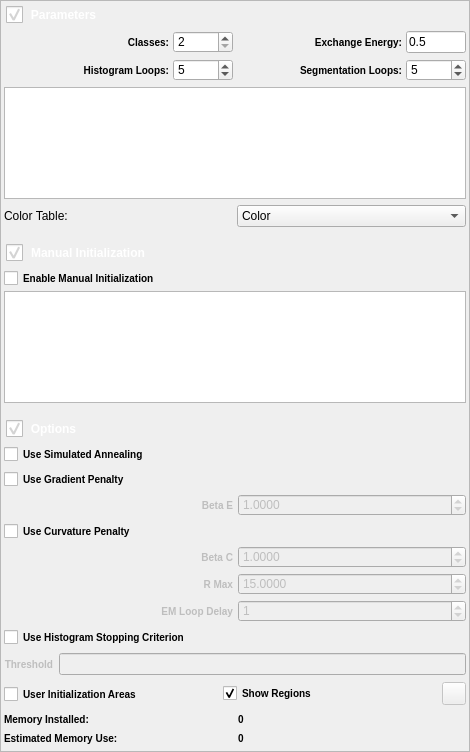
First picture: the form in Source/Plugins/EMMPM/FilterParameterWidgets/UI_Files/EMMPMWidget.ui, repository BlueQuartzSoftware/DREAM3D, before the edit.
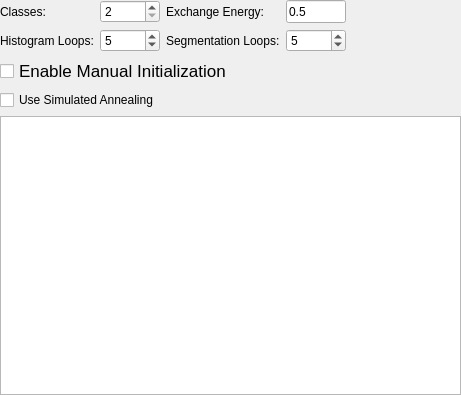
Second picture: the form after the edit. Icons and pictures are not drawn. Custom widgets are drawn as their Qt base class.

Commit message: Further work on EMMPMWidget, EMMPMFilterParameter, and the EMMPM filters.

```diff
--- a/Source/Plugins/EMMPM/FilterParameterWidgets/UI_Files/EMMPMWidget.ui
+++ b/Source/Plugins/EMMPM/FilterParameterWidgets/UI_Files/EMMPMWidget.ui
@@ -6,18 +6,18 @@
    <rect>
     <x>0</x>
     <y>0</y>
-    <width>470</width>
-    <height>752</height>
+    <width>461</width>
+    <height>395</height>
    </rect>
   </property>
   <property name="windowTitle">
    <string>EMMPM Widget</string>
   </property>
   <property name="frameShape">
-   <enum>QFrame::StyledPanel</enum>
+   <enum>QFrame::NoFrame</enum>
   </property>
   <property name="frameShadow">
-   <enum>QFrame::Raised</enum>
+   <enum>QFrame::Plain</enum>
   </property>
   <layout class="QGridLayout" name="gridLayout">
    <property name="leftMargin">
@@ -32,8 +32,13 @@
    <property name="bottomMargin">
     <number>0</number>
    </property>
-   <item row="2" column="0">
-    <widget class="QtSDisclosableGroupBox" name="optionsGroupBox">
+   <item row="0" column="0">
+    <layout class="QGridLayout" name="gridLayout_4">
+     <property name="bottomMargin">
+      <number>0</number>
+     </property>
+     <item row="0" column="0">
+      <widget class="QLabel" name="label_12">
      <property name="sizePolicy">
       <sizepolicy hsizetype="Preferred" vsizetype="Preferred">
        <horstretch>0</horstretch>
@@ -42,635 +47,26 @@
      </property>
      <property name="minimumSize">
       <size>
-       <width>235</width>
-       <height>0</height>
-      </size>
-     </property>
-     <property name="styleSheet">
-      <string notr="true">QGroupBox
-{
-/*background-color: qlineargradient(x1: 0, y1: 0, x2: 0, y2: 1, stop: 0 #FFFFFF, stop: 1 #DCDCDC); */
-background-image: url(:/DisclosableGroupBoxHeader.png);
-background-position: top ;
-background-repeat: repeat-x;
-padding: 30 0 0 0px;
-font: 85% italic 12pt &quot;Arial&quot;;
-font-weight: bold;
-border: 0px solid gray;
-margin: 0px;
-color: white;
-}
- 
-QGroupBox::title
-{    
-subcontrol-origin: padding;    
-subcontrol-position: top left;    
-padding: 5 5px;    
-background-color: rgba(255, 255, 255, 0);
-}
-QGroupBox::indicator {    
-width: 17px;    
-height: 17px;
-}
-
-QGroupBox::indicator:unchecked {
- image: url(:/bullet_triangle_grey.png);
-}
-QGroupBox::indicator:unchecked:pressed {
- image: url(:/bullet_triangle_grey.png);
-}
-QGroupBox::indicator:checked { 
-image: url(:/bullet_triangle_grey_down.png);
-}
-QGroupBox::indicator:checked:pressed { 
-image: url(:/bullet_triangle_grey_down.png);
-}
-</string>
-     </property>
-     <property name="title">
-      <string>Options</string>
-     </property>
-     <property name="flat">
-      <bool>false</bool>
-     </property>
-     <property name="checkable">
-      <bool>true</bool>
-     </property>
-     <layout class="QVBoxLayout" name="verticalLayout_2">
-      <property name="leftMargin">
-       <number>3</number>
-      </property>
-      <property name="topMargin">
-       <number>0</number>
-      </property>
-      <property name="rightMargin">
-       <number>3</number>
-      </property>
-      <property name="bottomMargin">
-       <number>6</number>
-      </property>
-      <item>
-       <layout class="QHBoxLayout" name="horizontalLayout_10">
-        <property name="bottomMargin">
-         <number>0</number>
-        </property>
-        <item>
-         <widget class="QCheckBox" name="useSimulatedAnnealing">
-          <property name="styleSheet">
-           <string notr="true">QCheckBox {
-font-weight: bold;
-font-size: 10px;
-}</string>
-          </property>
-          <property name="text">
-           <string>Use Simulated Annealing</string>
-          </property>
-         </widget>
-        </item>
-       </layout>
-      </item>
-      <item>
-       <layout class="QGridLayout" name="gridLayout_11">
-        <property name="bottomMargin">
-         <number>0</number>
-        </property>
-        <property name="spacing">
-         <number>5</number>
-        </property>
-        <item row="1" column="0" colspan="2">
-         <widget class="QCheckBox" name="useGradientPenalty">
-          <property name="toolTip">
-           <string>Use the Gradient or Edge penalty function</string>
-          </property>
-          <property name="statusTip">
-           <string>Use the Gradient or Edge penalty function</string>
-          </property>
-          <property name="styleSheet">
-           <string notr="true">QCheckBox {
-font-weight: bold;
-font-size: 10px;
-}</string>
-          </property>
-          <property name="text">
-           <string>Use Gradient Penalty</string>
-          </property>
-         </widget>
-        </item>
-        <item row="2" column="1">
-         <widget class="QDoubleSpinBox" name="gradientBetaE">
-          <property name="enabled">
-           <bool>false</bool>
-          </property>
-          <property name="minimumSize">
-           <size>
-            <width>50</width>
-            <height>0</height>
-           </size>
-          </property>
-          <property name="toolTip">
-           <string>The weight of the Gradient or Edge cost</string>
-          </property>
-          <property name="statusTip">
-           <string>The weight of the Gradient or Edge cost</string>
-          </property>
-          <property name="decimals">
-           <number>4</number>
-          </property>
-          <property name="maximum">
-           <double>9999.989999999999782</double>
-          </property>
-          <property name="value">
-           <double>1.000000000000000</double>
-          </property>
-         </widget>
-        </item>
-        <item row="2" column="0">
-         <widget class="QLabel" name="betaELabel">
-          <property name="enabled">
-           <bool>false</bool>
-          </property>
-          <property name="toolTip">
-           <string>The weight of the Gradient or Edge cost</string>
-          </property>
-          <property name="statusTip">
-           <string>The weight of the Gradient or Edge cost</string>
-          </property>
-          <property name="styleSheet">
-           <string notr="true">QLabel {
-font-weight: bold;
-font-size: 10px;
-}</string>
-          </property>
-          <property name="text">
-           <string>Beta E</string>
-          </property>
-          <property name="alignment">
-           <set>Qt::AlignRight|Qt::AlignTrailing|Qt::AlignVCenter</set>
-          </property>
-         </widget>
-        </item>
-       </layout>
-      </item>
-      <item>
-       <layout class="QGridLayout" name="gridLayout_12">
-        <property name="bottomMargin">
-         <number>0</number>
-        </property>
-        <property name="spacing">
-         <number>5</number>
-        </property>
-        <item row="0" column="0" colspan="2">
-         <widget class="QCheckBox" name="useCurvaturePenalty">
-          <property name="font">
-           <font>
-            <pointsize>-1</pointsize>
-            <weight>75</weight>
-            <bold>true</bold>
-           </font>
-          </property>
-          <property name="toolTip">
-           <string>Use a Curvature Penalty function</string>
-          </property>
-          <property name="statusTip">
-           <string>Use a Curvature Penalty function</string>
-          </property>
-          <property name="styleSheet">
-           <string notr="true">QCheckBox {
-font-weight: bold;
-font-size: 10px;
-}</string>
-          </property>
-          <property name="text">
-           <string>Use Curvature Penalty</string>
-          </property>
-         </widget>
-        </item>
-        <item row="1" column="0">
-         <widget class="QLabel" name="label_21">
-          <property name="enabled">
-           <bool>false</bool>
-          </property>
-          <property name="toolTip">
-           <string>The weight of the curvature Penalty</string>
-          </property>
-          <property name="statusTip">
-           <string>The weight of the curvature Penalty</string>
-          </property>
-          <property name="styleSheet">
-           <string notr="true">QLabel {
-font-weight: bold;
-font-size: 10px;
-}</string>
-          </property>
-          <property name="text">
-           <string>Beta C</string>
-          </property>
-          <property name="alignment">
-           <set>Qt::AlignRight|Qt::AlignTrailing|Qt::AlignVCenter</set>
-          </property>
-         </widget>
-        </item>
-        <item row="1" column="1">
-         <widget class="QDoubleSpinBox" name="curvatureBetaC">
-          <property name="enabled">
-           <bool>false</bool>
-          </property>
-          <property name="minimumSize">
-           <size>
-            <width>50</width>
-            <height>0</height>
-           </size>
-          </property>
-          <property name="toolTip">
-           <string>The weight of the curvature Penalty</string>
-          </property>
-          <property name="statusTip">
-           <string>The weight of the curvature Penalty</string>
-          </property>
-          <property name="decimals">
-           <number>4</number>
-          </property>
-          <property name="maximum">
-           <double>9999.989999999999782</double>
-          </property>
-          <property name="value">
-           <double>1.000000000000000</double>
-          </property>
-         </widget>
-        </item>
-        <item row="2" column="0">
-         <widget class="QLabel" name="label_22">
-          <property name="enabled">
-           <bool>false</bool>
-          </property>
-          <property name="toolTip">
-           <string>The maximum radius to use for the curvature morphological filter</string>
-          </property>
-          <property name="statusTip">
-           <string>The maximum radius to use for the curvature morphological filter</string>
-          </property>
-          <property name="styleSheet">
-           <string notr="true">QLabel {
-font-weight: bold;
-font-size: 10px;
-}</string>
-          </property>
-          <property name="text">
-           <string>R Max</string>
-          </property>
-          <property name="alignment">
-           <set>Qt::AlignRight|Qt::AlignTrailing|Qt::AlignVCenter</set>
-          </property>
-         </widget>
-        </item>
-        <item row="2" column="1">
-         <widget class="QDoubleSpinBox" name="curvatureRMax">
-          <property name="enabled">
-           <bool>false</bool>
-          </property>
-          <property name="minimumSize">
-           <size>
-            <width>50</width>
-            <height>0</height>
-           </size>
-          </property>
-          <property name="toolTip">
-           <string>The maximum radius to use for the curvature morphological filter</string>
-          </property>
-          <property name="statusTip">
-           <string>The maximum radius to use for the curvature morphological filter</string>
-          </property>
-          <property name="correctionMode">
-           <enum>QAbstractSpinBox::CorrectToPreviousValue</enum>
-          </property>
-          <property name="decimals">
-           <number>4</number>
-          </property>
-          <property name="value">
-           <double>15.000000000000000</double>
-          </property>
-         </widget>
-        </item>
-        <item row="3" column="0">
-         <widget class="QLabel" name="label_23">
-          <property name="enabled">
-           <bool>false</bool>
-          </property>
-          <property name="toolTip">
-           <string>Number of EM loops to delay before applying the curvature penalty</string>
-          </property>
-          <property name="statusTip">
-           <string>Number of EM loops to delay before applying the curvature penalty</string>
-          </property>
-          <property name="styleSheet">
-           <string notr="true">QLabel {
-font-weight: bold;
-font-size: 10px;
-}</string>
-          </property>
-          <property name="text">
-           <string>EM Loop Delay</string>
-          </property>
-          <property name="alignment">
-           <set>Qt::AlignRight|Qt::AlignTrailing|Qt::AlignVCenter</set>
-          </property>
-         </widget>
-        </item>
-        <item row="3" column="1">
-         <widget class="QSpinBox" name="ccostLoopDelay">
-          <property name="enabled">
-           <bool>false</bool>
-          </property>
-          <property name="minimumSize">
-           <size>
-            <width>50</width>
-            <height>0</height>
-           </size>
-          </property>
-          <property name="toolTip">
-           <string>Number of EM loops to delay before applying the curvature penalty</string>
-          </property>
-          <property name="statusTip">
-           <string>Number of EM loops to delay before applying the curvature penalty</string>
-          </property>
-          <property name="minimum">
-           <number>0</number>
-          </property>
-          <property name="value">
-           <number>1</number>
-          </property>
-         </widget>
-        </item>
-       </layout>
-      </item>
-      <item>
-       <layout class="QGridLayout" name="gridLayout_14">
-        <property name="bottomMargin">
-         <number>0</number>
-        </property>
-        <item row="0" column="0" colspan="2">
-         <widget class="QCheckBox" name="useStoppingCriteria">
-          <property name="styleSheet">
-           <string notr="true">QCheckBox {
-font-weight: bold;
-font-size: 10px;
-}</string>
-          </property>
-          <property name="text">
-           <string>Use Histogram Stopping Criterion</string>
-          </property>
-         </widget>
-        </item>
-        <item row="1" column="0">
-         <widget class="QLabel" name="m_StoppingThresholdLabel">
-          <property name="enabled">
-           <bool>false</bool>
-          </property>
-          <property name="styleSheet">
-           <string notr="true">QLabel {
-font-weight: bold;
-font-size: 10px;
-}</string>
-          </property>
-          <property name="text">
-           <string>Threshold</string>
-          </property>
-          <property name="alignment">
-           <set>Qt::AlignRight|Qt::AlignTrailing|Qt::AlignVCenter</set>
-          </property>
-         </widget>
-        </item>
-        <item row="1" column="1">
-         <widget class="QLineEdit" name="m_StoppingThreshold">
-          <property name="enabled">
-           <bool>false</bool>
-          </property>
-          <property name="toolTip">
-           <string>Enter a value for the stopping criteria. When the calculated MSE is less than this value the segmentation will end</string>
-          </property>
-         </widget>
-        </item>
-       </layout>
-      </item>
-      <item>
-       <layout class="QHBoxLayout" name="horizontalLayout_9">
-        <property name="bottomMargin">
-         <number>0</number>
-        </property>
-        <item>
-         <widget class="QCheckBox" name="enableUserDefinedAreas">
-          <property name="minimumSize">
-           <size>
             <width>0</width>
-            <height>26</height>
-           </size>
-          </property>
-          <property name="toolTip">
-           <string>Predefine areas of the image to determine the initial mean and variance for each class.</string>
-          </property>
-          <property name="statusTip">
-           <string>Predefine areas of the image to determine the initial mean and variance for each class.</string>
-          </property>
-          <property name="styleSheet">
-           <string notr="true">QCheckBox {
-font-weight: bold;
-font-size: 10px;
-}</string>
-          </property>
-          <property name="text">
-           <string>User Initialization Areas</string>
-          </property>
-         </widget>
-        </item>
-        <item>
-         <widget class="QCheckBox" name="showUserDefinedAreas">
-          <property name="styleSheet">
-           <string notr="true">QCheckBox {
-font-weight: bold;
-font-size: 10px;
-}</string>
-          </property>
-          <property name="text">
-           <string>Show Regions</string>
-          </property>
-          <property name="checked">
-           <bool>true</bool>
-          </property>
-         </widget>
-        </item>
-        <item>
-         <widget class="QToolButton" name="addUserInitArea">
-          <property name="enabled">
-           <bool>false</bool>
-          </property>
-          <property name="toolTip">
-           <string>User Initialization Lasso button. Click to start a new predefined area.</string>
-          </property>
-          <property name="statusTip">
-           <string>User Initialization Lasso button. Click to start a new predefined area.</string>
-          </property>
-          <property name="text">
-           <string/>
-          </property>
-          <property name="icon">
-           <iconset>
-            <normaloff>:/addUserInitArea.png</normaloff>:/addUserInitArea.png</iconset>
-          </property>
-          <property name="checkable">
-           <bool>true</bool>
-          </property>
-         </widget>
-        </item>
-       </layout>
-      </item>
-      <item>
-       <layout class="QGridLayout" name="gridLayout_13">
-        <property name="bottomMargin">
-         <number>0</number>
-        </property>
-        <item row="0" column="0">
-         <widget class="QLabel" name="label_24">
-          <property name="styleSheet">
-           <string notr="true">QLabel {
-font-weight: bold;
-font-size: 10px;
-}</string>
-          </property>
-          <property name="text">
-           <string>Memory Installed:</string>
-          </property>
-         </widget>
-        </item>
-        <item row="0" column="1">
-         <widget class="QLabel" name="memoryInstalled">
-          <property name="styleSheet">
-           <string notr="true">QLabel {
-font-weight: bold;
-font-size: 10px;
-}</string>
-          </property>
-          <property name="text">
-           <string>0</string>
-          </property>
-         </widget>
-        </item>
-        <item row="1" column="0">
-         <widget class="QLabel" name="label">
-          <property name="styleSheet">
-           <string notr="true">QLabel {
-font-weight: bold;
-font-size: 10px;
-}</string>
-          </property>
-          <property name="text">
-           <string>Estimated Memory Use:</string>
-          </property>
-         </widget>
-        </item>
-        <item row="1" column="1">
-         <widget class="QLabel" name="estimatedMemory">
-          <property name="styleSheet">
-           <string notr="true">QLabel {
-font-weight: bold;
-font-size: 10px;
-}</string>
-          </property>
-          <property name="text">
-           <string>0</string>
-          </property>
-         </widget>
-        </item>
-       </layout>
-      </item>
-     </layout>
-    </widget>
-   </item>
-   <item row="0" column="0">
-    <widget class="QtSDisclosableGroupBox" name="parameters_groupbox">
-     <property name="sizePolicy">
-      <sizepolicy hsizetype="Preferred" vsizetype="Expanding">
-       <horstretch>0</horstretch>
-       <verstretch>0</verstretch>
-      </sizepolicy>
-     </property>
-     <property name="minimumSize">
-      <size>
-       <width>225</width>
        <height>0</height>
       </size>
      </property>
      <property name="styleSheet">
-      <string notr="true">QGroupBox
-{
-/*background-color: qlineargradient(x1: 0, y1: 0, x2: 0, y2: 1, stop: 0 #FFFFFF, stop: 1 #DCDCDC); */
-background-image: url(:/DisclosableGroupBoxHeader.png);
-background-position: top ;
-background-repeat: repeat-x;
-padding: 30 0 0 0px;
-font: 85% italic 12pt &quot;Arial&quot;;
-font-weight: bold;
-border: 0px solid gray;
-margin: 0px;
-color: white;
-}
- 
-QGroupBox::title
-{    
-subcontrol-origin: padding;    
-subcontrol-position: top left;    
-padding: 5 5px;    
-background-color: rgba(255, 255, 255, 0);
-}
-
-QGroupBox::indicator {    
-width: 17px;    
-height: 17px;
-}
-
-QGroupBox::indicator:unchecked {
- image: url(:/bullet_triangle_grey.png);
-}
-QGroupBox::indicator:unchecked:pressed {
- image: url(:/bullet_triangle_grey.png);
-}
-QGroupBox::indicator:checked { 
-image: url(:/bullet_triangle_grey_down.png);
-}
-QGroupBox::indicator:checked:pressed { 
-image: url(:/bullet_triangle_grey_down.png);
-}
-</string>
-     </property>
-     <property name="title">
-      <string>Parameters</string>
-     </property>
-     <property name="flat">
-      <bool>true</bool>
-     </property>
-     <property name="checkable">
-      <bool>true</bool>
-     </property>
-     <layout class="QGridLayout" name="gridLayout_15">
-      <property name="leftMargin">
-       <number>3</number>
-      </property>
-      <property name="topMargin">
-       <number>0</number>
-      </property>
-      <property name="rightMargin">
-       <number>3</number>
-      </property>
-      <property name="bottomMargin">
-       <number>6</number>
-      </property>
-      <property name="horizontalSpacing">
-       <number>4</number>
-      </property>
-      <property name="verticalSpacing">
-       <number>6</number>
-      </property>
-      <item row="1" column="1">
-       <widget class="QSpinBox" name="m_EmIterations">
+        <string notr="true"/>
+       </property>
+       <property name="text">
+        <string>Classes:</string>
+       </property>
+       <property name="scaledContents">
+        <bool>false</bool>
+       </property>
+       <property name="alignment">
+        <set>Qt::AlignLeading|Qt::AlignLeft|Qt::AlignVCenter</set>
+       </property>
+      </widget>
+     </item>
+     <item row="0" column="3">
+      <widget class="QLineEdit" name="m_Beta">
         <property name="sizePolicy">
          <sizepolicy hsizetype="Fixed" vsizetype="Preferred">
           <horstretch>0</horstretch>
@@ -693,50 +89,10 @@
          <string>The number of EM Loops to use when segmenting</string>
         </property>
         <property name="statusTip">
-         <string>The number of EM Loops to use when segmenting</string>
-        </property>
-        <property name="minimum">
-         <number>0</number>
-        </property>
-        <property name="maximum">
-         <number>32000</number>
-        </property>
-        <property name="value">
-         <number>5</number>
-        </property>
-       </widget>
-      </item>
-      <item row="1" column="0">
-       <widget class="QLabel" name="label_11">
-        <property name="sizePolicy">
-         <sizepolicy hsizetype="Preferred" vsizetype="Preferred">
-          <horstretch>0</horstretch>
-          <verstretch>0</verstretch>
-         </sizepolicy>
-        </property>
-        <property name="minimumSize">
-         <size>
-          <width>0</width>
-          <height>0</height>
-         </size>
-        </property>
-        <property name="toolTip">
-         <string>The number of EM Loops to use when segmenting</string>
-        </property>
-        <property name="statusTip">
-         <string>The number of EM Loops to use when segmenting</string>
-        </property>
-        <property name="styleSheet">
-         <string notr="true">QLabel {
-font-weight: bold;
-font-size: 10px;
-}</string>
+        <string/>
         </property>
         <property name="text">
-         <string>Histogram Loops:</string>
-        </property>
-        <property name="alignment">
-         <set>Qt::AlignRight|Qt::AlignTrailing|Qt::AlignVCenter</set>
+        <string>0.5</string>
         </property>
        </widget>
       </item>
@@ -777,6 +133,118 @@
         </property>
        </widget>
       </item>
+     <item row="0" column="2">
+      <widget class="QLabel" name="label_8">
+       <property name="sizePolicy">
+        <sizepolicy hsizetype="Preferred" vsizetype="Preferred">
+         <horstretch>0</horstretch>
+         <verstretch>0</verstretch>
+        </sizepolicy>
+       </property>
+       <property name="minimumSize">
+        <size>
+         <width>0</width>
+         <height>0</height>
+        </size>
+       </property>
+       <property name="toolTip">
+        <string/>
+       </property>
+       <property name="statusTip">
+        <string/>
+       </property>
+       <property name="styleSheet">
+        <string notr="true"/>
+       </property>
+       <property name="text">
+        <string>Exchange Energy:</string>
+       </property>
+       <property name="alignment">
+        <set>Qt::AlignLeading|Qt::AlignLeft|Qt::AlignVCenter</set>
+       </property>
+      </widget>
+     </item>
+     <item row="0" column="4">
+      <spacer name="horizontalSpacer">
+       <property name="orientation">
+        <enum>Qt::Horizontal</enum>
+       </property>
+       <property name="sizeHint" stdset="0">
+        <size>
+         <width>40</width>
+         <height>20</height>
+        </size>
+       </property>
+      </spacer>
+     </item>
+     <item row="1" column="0">
+      <widget class="QLabel" name="label_11">
+       <property name="sizePolicy">
+        <sizepolicy hsizetype="Preferred" vsizetype="Preferred">
+         <horstretch>0</horstretch>
+         <verstretch>0</verstretch>
+        </sizepolicy>
+       </property>
+       <property name="minimumSize">
+        <size>
+         <width>0</width>
+         <height>0</height>
+        </size>
+       </property>
+       <property name="toolTip">
+        <string/>
+       </property>
+       <property name="statusTip">
+        <string/>
+       </property>
+       <property name="styleSheet">
+        <string notr="true"/>
+       </property>
+       <property name="text">
+        <string>Histogram Loops:</string>
+       </property>
+       <property name="alignment">
+        <set>Qt::AlignLeading|Qt::AlignLeft|Qt::AlignVCenter</set>
+       </property>
+      </widget>
+     </item>
+     <item row="1" column="1">
+      <widget class="QSpinBox" name="m_EmIterations">
+       <property name="sizePolicy">
+        <sizepolicy hsizetype="Fixed" vsizetype="Preferred">
+         <horstretch>0</horstretch>
+         <verstretch>0</verstretch>
+        </sizepolicy>
+       </property>
+       <property name="minimumSize">
+        <size>
+         <width>60</width>
+         <height>0</height>
+        </size>
+       </property>
+       <property name="maximumSize">
+        <size>
+         <width>60</width>
+         <height>16777215</height>
+        </size>
+       </property>
+       <property name="toolTip">
+        <string/>
+       </property>
+       <property name="statusTip">
+        <string/>
+       </property>
+       <property name="minimum">
+        <number>0</number>
+       </property>
+       <property name="maximum">
+        <number>32000</number>
+       </property>
+       <property name="value">
+        <number>5</number>
+       </property>
+      </widget>
+     </item>
       <item row="1" column="2">
        <widget class="QLabel" name="label_10">
         <property name="sizePolicy">
@@ -798,53 +266,13 @@
          <string>The number of MPM Loops to use when Segmenting</string>
         </property>
         <property name="styleSheet">
-         <string notr="true">QLabel {
-font-weight: bold;
-font-size: 10px;
-}</string>
+        <string notr="true"/>
         </property>
         <property name="text">
          <string>Segmentation Loops:</string>
         </property>
         <property name="alignment">
-         <set>Qt::AlignRight|Qt::AlignTrailing|Qt::AlignVCenter</set>
-        </property>
-       </widget>
-      </item>
-      <item row="0" column="0">
-       <widget class="QLabel" name="label_12">
-        <property name="sizePolicy">
-         <sizepolicy hsizetype="Preferred" vsizetype="Preferred">
-          <horstretch>0</horstretch>
-          <verstretch>0</verstretch>
-         </sizepolicy>
-        </property>
-        <property name="minimumSize">
-         <size>
-          <width>0</width>
-          <height>0</height>
-         </size>
-        </property>
-        <property name="toolTip">
-         <string>The number of EM/MPM classes to segment into</string>
-        </property>
-        <property name="statusTip">
-         <string>The number of EM/MPM classes to segment into</string>
-        </property>
-        <property name="styleSheet">
-         <string notr="true">QLabel {
-font-weight: bold;
-font-size: 10px;
-}</string>
-        </property>
-        <property name="text">
-         <string>Classes:</string>
-        </property>
-        <property name="scaledContents">
-         <bool>false</bool>
-        </property>
-        <property name="alignment">
-         <set>Qt::AlignRight|Qt::AlignTrailing|Qt::AlignVCenter</set>
+        <set>Qt::AlignLeading|Qt::AlignLeft|Qt::AlignVCenter</set>
         </property>
        </widget>
       </item>
@@ -885,192 +313,21 @@
         </property>
        </widget>
       </item>
-      <item row="4" column="0" colspan="4">
-       <widget class="QTableView" name="perClassTableView">
-        <property name="autoScroll">
-         <bool>false</bool>
-        </property>
-        <property name="editTriggers">
-         <set>QAbstractItemView::AllEditTriggers</set>
-        </property>
-        <property name="alternatingRowColors">
-         <bool>true</bool>
-        </property>
-        <property name="verticalScrollMode">
-         <enum>QAbstractItemView::ScrollPerPixel</enum>
-        </property>
-        <property name="horizontalScrollMode">
-         <enum>QAbstractItemView::ScrollPerPixel</enum>
-        </property>
-        <attribute name="verticalHeaderVisible">
-         <bool>false</bool>
-        </attribute>
-       </widget>
-      </item>
-      <item row="0" column="2">
-       <widget class="QLabel" name="label_8">
-        <property name="sizePolicy">
-         <sizepolicy hsizetype="Preferred" vsizetype="Preferred">
-          <horstretch>0</horstretch>
-          <verstretch>0</verstretch>
-         </sizepolicy>
-        </property>
-        <property name="minimumSize">
+     <item row="1" column="4">
+      <spacer name="horizontalSpacer_2">
+       <property name="orientation">
+        <enum>Qt::Horizontal</enum>
+       </property>
+       <property name="sizeHint" stdset="0">
          <size>
-          <width>0</width>
-          <height>0</height>
-         </size>
-        </property>
-        <property name="toolTip">
-         <string>The value of Beta for the EM/MPM Algorithm</string>
-        </property>
-        <property name="statusTip">
-         <string>The value of Beta for the EM/MPM Algorithm</string>
-        </property>
-        <property name="styleSheet">
-         <string notr="true">QLabel {
-font-weight: bold;
-font-size: 10px;
-}</string>
-        </property>
-        <property name="text">
-         <string>Exchange Energy:</string>
-        </property>
-        <property name="alignment">
-         <set>Qt::AlignRight|Qt::AlignTrailing|Qt::AlignVCenter</set>
-        </property>
-       </widget>
-      </item>
-      <item row="0" column="3">
-       <widget class="QLineEdit" name="m_Beta">
-        <property name="sizePolicy">
-         <sizepolicy hsizetype="Fixed" vsizetype="Preferred">
-          <horstretch>0</horstretch>
-          <verstretch>0</verstretch>
-         </sizepolicy>
-        </property>
-        <property name="minimumSize">
-         <size>
-          <width>60</width>
-          <height>0</height>
-         </size>
-        </property>
-        <property name="maximumSize">
-         <size>
-          <width>60</width>
-          <height>16777215</height>
-         </size>
-        </property>
-        <property name="toolTip">
-         <string>The value of Beta for the EM/MPM Algorithm</string>
-        </property>
-        <property name="statusTip">
-         <string>The value of Beta for the EM/MPM Algorithm</string>
-        </property>
-        <property name="text">
-         <string>0.5</string>
-        </property>
-       </widget>
-      </item>
-      <item row="5" column="2" colspan="2">
-       <widget class="QComboBox" name="colorTablePresets">
-        <item>
-         <property name="text">
-          <string>Color</string>
-         </property>
-        </item>
-        <item>
-         <property name="text">
-          <string>Gray Scale</string>
-         </property>
-        </item>
-       </widget>
-      </item>
-      <item row="5" column="0" colspan="2">
-       <widget class="QLabel" name="label_9">
-        <property name="text">
-         <string>Color Table:</string>
-        </property>
-       </widget>
-      </item>
-     </layout>
-    </widget>
+         <width>40</width>
+         <height>20</height>
+        </size>
+       </property>
+      </spacer>
+     </item>
+    </layout>
    </item>
-   <item row="1" column="0">
-    <widget class="QtSDisclosableGroupBox" name="manualInitGroupBox">
-     <property name="sizePolicy">
-      <sizepolicy hsizetype="Preferred" vsizetype="Expanding">
-       <horstretch>0</horstretch>
-       <verstretch>0</verstretch>
-      </sizepolicy>
-     </property>
-     <property name="styleSheet">
-      <string notr="true">QGroupBox
-{
-/*background-color: qlineargradient(x1: 0, y1: 0, x2: 0, y2: 1, stop: 0 #FFFFFF, stop: 1 #DCDCDC); */
-background-image: url(:/DisclosableGroupBoxHeader.png);
-background-position: top ;
-background-repeat: repeat-x;
-padding: 30 0 0 0px;
-font: 85% italic 12pt &quot;Arial&quot;;
-font-weight: bold;
-border: 0px solid gray;
-margin: 0px;
-color: white;
-}
- 
-QGroupBox::title
-{    
-subcontrol-origin: padding;    
-subcontrol-position: top left;    
-padding: 5 5px;    
-background-color: rgba(255, 255, 255, 0);
-}
-
-QGroupBox::indicator {    
-width: 17px;    
-height: 17px;
-}
-
-QGroupBox::indicator:unchecked {
- image: url(:/bullet_triangle_grey.png);
-}
-QGroupBox::indicator:unchecked:pressed {
- image: url(:/bullet_triangle_grey.png);
-}
-QGroupBox::indicator:checked { 
-image: url(:/bullet_triangle_grey_down.png);
-}
-QGroupBox::indicator:checked:pressed { 
-image: url(:/bullet_triangle_grey_down.png);
-}
-</string>
-     </property>
-     <property name="title">
-      <string>Manual Initialization</string>
-     </property>
-     <property name="checkable">
-      <bool>true</bool>
-     </property>
-     <layout class="QGridLayout" name="gridLayout_9">
-      <property name="leftMargin">
-       <number>3</number>
-      </property>
-      <property name="topMargin">
-       <number>0</number>
-      </property>
-      <property name="rightMargin">
-       <number>3</number>
-      </property>
-      <property name="bottomMargin">
-       <number>6</number>
-      </property>
-      <property name="horizontalSpacing">
-       <number>6</number>
-      </property>
-      <property name="verticalSpacing">
-       <number>2</number>
-      </property>
       <item row="1" column="0">
        <layout class="QHBoxLayout" name="horizontalLayout_2">
         <property name="spacing">
@@ -1081,11 +338,15 @@
         </property>
         <item>
          <widget class="QCheckBox" name="enableManualInit">
+       <property name="font">
+        <font>
+         <pointsize>13</pointsize>
+         <weight>50</weight>
+         <bold>false</bold>
+        </font>
+       </property>
           <property name="styleSheet">
-           <string notr="true">QCheckBox {
-font-weight: bold;
-font-size: 10px;
-}</string>
+        <string notr="true"/>
           </property>
           <property name="text">
            <string>Enable Manual Initialization</string>
@@ -1107,47 +368,21 @@
         </item>
        </layout>
       </item>
+   <item row="3" column="0">
+    <widget class="QTableWidget" name="tableWidget"/>
+   </item>
       <item row="2" column="0">
-       <widget class="QTableView" name="manualInitTableView">
-        <property name="autoScroll">
-         <bool>false</bool>
-        </property>
-        <property name="editTriggers">
-         <set>QAbstractItemView::AllEditTriggers</set>
-        </property>
-        <property name="alternatingRowColors">
-         <bool>true</bool>
-        </property>
-        <property name="verticalScrollMode">
-         <enum>QAbstractItemView::ScrollPerPixel</enum>
-        </property>
-        <property name="horizontalScrollMode">
-         <enum>QAbstractItemView::ScrollPerPixel</enum>
-        </property>
-        <property name="showGrid">
-         <bool>true</bool>
-        </property>
-        <attribute name="horizontalHeaderDefaultSectionSize">
-         <number>65</number>
-        </attribute>
-        <attribute name="verticalHeaderVisible">
-         <bool>false</bool>
-        </attribute>
+    <widget class="QCheckBox" name="useSimulatedAnnealing">
+     <property name="styleSheet">
+      <string notr="true"/>
+     </property>
+     <property name="text">
+      <string>Use Simulated Annealing</string>
+     </property>
        </widget>
       </item>
      </layout>
     </widget>
-   </item>
-  </layout>
- </widget>
- <customwidgets>
-  <customwidget>
-   <class>QtSDisclosableGroupBox</class>
-   <extends>QGroupBox</extends>
-   <header location="global">QtSDisclosableGroupBox.h</header>
-   <container>1</container>
-  </customwidget>
- </customwidgets>
  <resources>
   <include location="../../../../../../SIMPL/Source/SVWidgetsLib/icons/images/Icons.qrc"/>
  </resources>
```
Left out of the diff: 20 changed lines with no effect on the pictures. Lines whose indentation alone changed are shown as unchanged. The commit also changes 6 other files.
